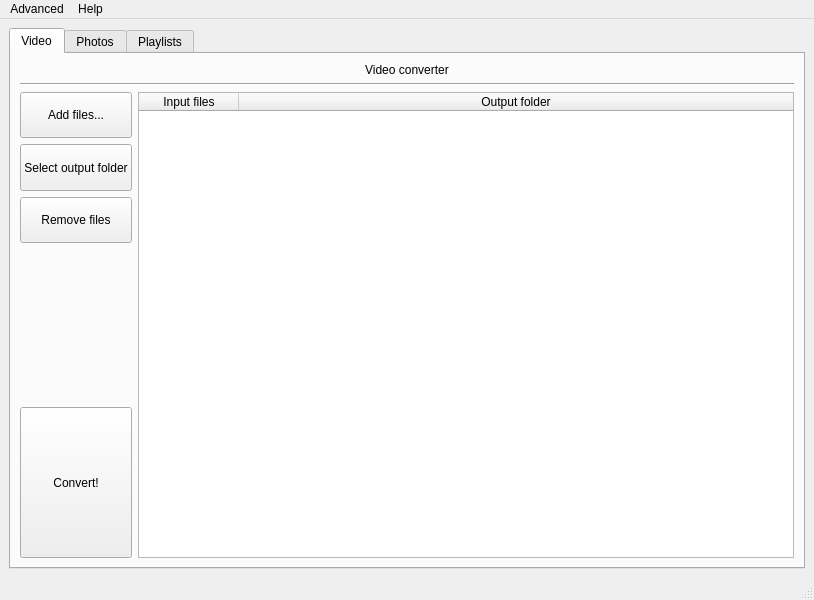
The window that GUI/MainWindow.ui (willfurnass/video4fuze) describes before a commit, drawn with Qt 5.
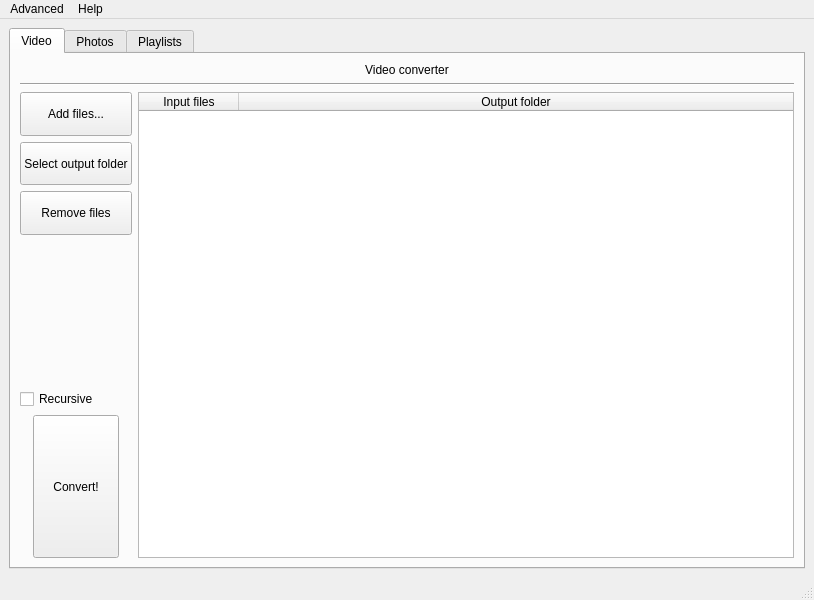
The same window after the commit. Icons and pictures are not drawn.

The edit to the form file:
```diff
--- a/GUI/MainWindow.ui
+++ b/GUI/MainWindow.ui
@@ -232,6 +232,16 @@
               </item>
              </layout>
             </item>
+            <item>
+             <widget class="QCheckBox" name="recursiveCheck">
+              <property name="toolTip">
+               <string>Convert files in all directories and subdirectories</string>
+              </property>
+              <property name="text">
+               <string>Recursive</string>
+              </property>
+             </widget>
+            </item>
             <item>
              <layout class="QHBoxLayout" name="horizontalLayout">
               <item>
@@ -244,8 +254,8 @@
                 </property>
                 <property name="sizeHint" stdset="0">
                  <size>
-                  <width>0</width>
-                  <height>0</height>
+                  <width>13</width>
+                  <height>13</height>
                  </size>
                 </property>
                </spacer>
@@ -273,8 +283,8 @@
                 </property>
                 <property name="sizeHint" stdset="0">
                  <size>
-                  <width>0</width>
-                  <height>0</height>
+                  <width>13</width>
+                  <height>13</height>
                  </size>
                 </property>
                </spacer>
```
Left out of the diff: 8 changed lines with no effect on the pictures.
